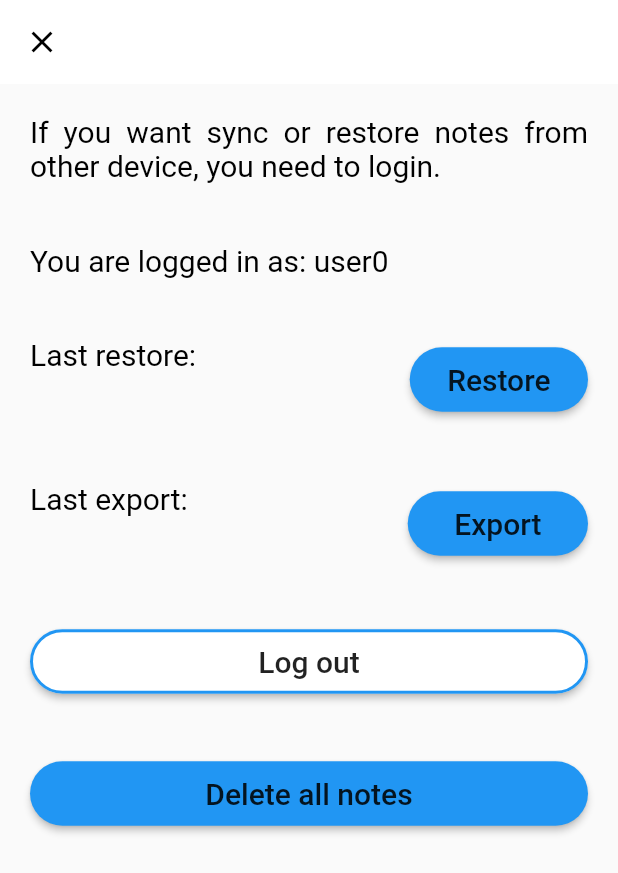
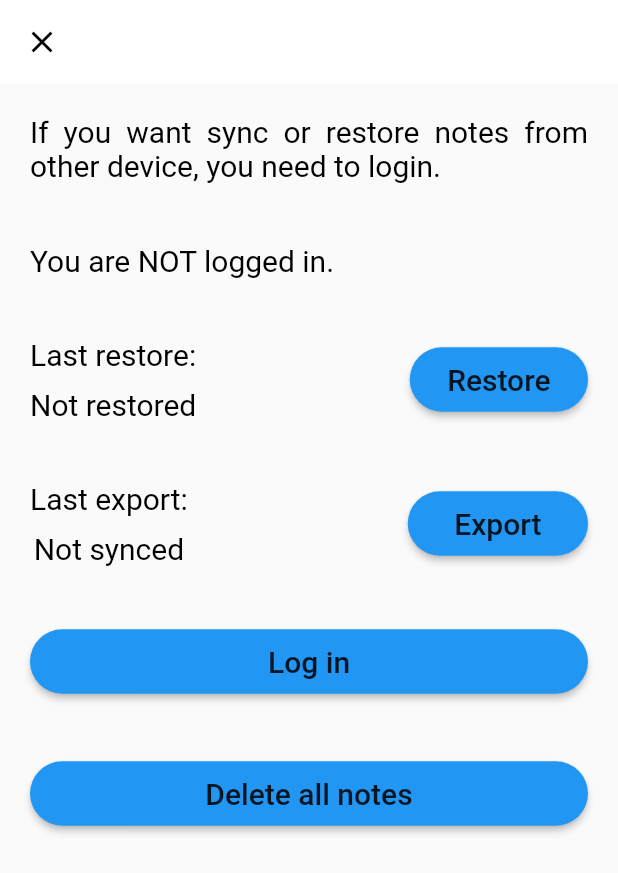
Before and after one commit to inowakowski/note_app_cdv, a Flutter app: the SettingsPage screen opened directly with empty values, after a tap on "Export", on a phone screen of 412 x 824 dp. Shown: the top 873 px of the screen. Run offline on Flutter 3.47's test engine with Material 2 defaults, Android fonts, the phone set to English and light mode, and no system bars; our stand-ins replace image_picker, sqflite; missing offline and left inert: azblob; accounts and stored records are empty.

Commit message:
Save settings not work. Get username work.

```diff
--- a/lib/db_helper/db_helper.dart
+++ b/lib/db_helper/db_helper.dart
@@ -65,6 +65,7 @@ class DatabaseHelper {
       noteTable,
       note.toMap(),
     );
+    print('imgf note result: $result');
     return result;
   }
 
@@ -87,6 +88,8 @@ class DatabaseHelper {
   Future<int> deleteAll() async {
     var db = await this.database;
     int result = await db.rawDelete('DELETE FROM $noteTable');
+    db.rawDelete(
+        'DELETE FROM SQLITE_SEQUENCE SET SEQ=0 WHERE name = $noteTable');
     return result;
   }
 
--- a/lib/modal_class/settings.dart
+++ b/lib/modal_class/settings.dart
@@ -5,13 +5,13 @@ class Settings {
   bool isLogin;
   String userName;
 
-  Settings({
-    this.id,
+  Settings(
+    // this.id,
     this.restoreDate,
     this.lastSyncDate,
     this.isLogin,
     this.userName,
-  });
+  );
 
   get username => null;
 
@@ -23,7 +23,7 @@ class Settings {
     map['restore_date'] = restoreDate;
     map['last_sync_date'] = lastSyncDate;
     map['is_login'] = isLogin;
-    map['user_name'] = userName;
+    map['username'] = userName;
     return map;
   }
 
@@ -32,6 +32,6 @@ class Settings {
     this.restoreDate = map['restore_date'];
     this.lastSyncDate = map['last_sync_date'];
     this.isLogin = map['is_login'];
-    this.userName = map['user_name'];
+    this.userName = map['username'];
   }
 }
--- a/lib/screens/settings_page.dart
+++ b/lib/screens/settings_page.dart
@@ -16,11 +16,13 @@ class SettingsPage extends StatefulWidget {
   final String appBarTitle;
   final Settings settings;
 
-  SettingsPage(this.settings, this.appBarTitle);
+  // SettingsPage(this.appBarTitle, {String title});
+  SettingsPage(this.settings, this.appBarTitle, {String title});
 
   @override
   State<StatefulWidget> createState() {
     return SettingsPageState(this.settings, this.appBarTitle);
+    // return SettingsPageState(this.appBarTitle);
   }
 }
 
@@ -36,22 +38,42 @@ class SettingsPageState extends State<SettingsPage> {
   String restoreDate;
   Color statusColor;
   Color restoreColor;
-  String username = '/user0';
+  String username;
+  int countSettings = 0;
 
   SettingsPageState(this.settings, this.appBarTitle);
-  var isLogIn = true;
+  // SettingsPageState(this.appBarTitle);
+
+  bool isLogIn = false;
 
   @override
   Widget build(BuildContext context) {
-    if (settingsList == null) {
-      settingsList = [];
+    // if (settingsList == null) {
+    //   settingsList = [];
+    //   updateSettingsList();
+    // }
+
+    // if (username != null) {
+    //   settings.userName = username;
+    // } else {
+    //   username = settings.userName;
+    // }
+
+    if (isLogIn != null) {
+      settings.isLogin = this.isLogIn;
+    } else {
+      this.isLogIn = settings.isLogin;
     }
+    settingsHelper.insert(settings);
 
-    print('IMGF id settings: ' + settings.id.toString());
-    print('IMGF restoreDate: ' + settings.restoreDate.toString());
-    print('IMGF lastSyncDate: ' + settings.lastSyncDate);
-    print('IMGF username: ' + settings.username.toString());
-    print('IMGF isLogin: ' + settings.isLogin.toString());
+    // print('imgf settings id: ' + settings.id.toString());
+    print('imgf settings lastSync: ' + settings.lastSyncDate);
+    print('imgf settings restore: ' + settings.restoreDate);
+    print('imgf settings username: ' + settings.userName);
+    print('imgf settings isLogin: ' + settings.isLogin.toString());
+
+    // print('imgf count: ' + countSettings.toString());'
+    // print('imgf settings length: ' + settingsList.length.toString());
 
     final brightness = Theme.of(context).brightness;
     bool isDarkMode = brightness == Brightness.dark;
@@ -75,7 +97,8 @@ class SettingsPageState extends State<SettingsPage> {
                   moveToLastScreen();
                 }),
           ),
-          body: ListView(
+          body: Container(
+            child: ListView(
               children: <Widget>[
                 Padding(
                   padding: EdgeInsets.all(20.0),
@@ -86,12 +109,7 @@ class SettingsPageState extends State<SettingsPage> {
                 ),
                 Padding(
                   padding: EdgeInsets.all(20.0),
-                child: Text(
-                  isLogIn
-                      ? 'You are logged in as: ' + username.replaceAll('/', '')
-                      : 'You are not logged in',
-                  textAlign: TextAlign.justify,
-                ),
+                  child: _getUserName(),
                 ),
                 Row(
                   mainAxisAlignment: MainAxisAlignment.spaceBetween,
@@ -110,7 +128,8 @@ class SettingsPageState extends State<SettingsPage> {
                           _getRestoreDate(),
                           // Text(
                           //   isLogIn
-                        //       ? settings.restoreDate ?? 'Not restored'
+                          //       ? settingsList[0].restoreDate ??
+                          //           'Not restored'
                           //       : 'Not logged in',
                           //   style: TextStyle(color: restoreColor),
                           //   overflow: TextOverflow.ellipsis,
@@ -159,7 +178,7 @@ class SettingsPageState extends State<SettingsPage> {
                           _getLastSyncDate()
                           // Text(
                           //   isLogIn
-                        //       ? settings.lastSyncDate ?? 'Not synced'
+                          //       ? settingsList[0].lastSyncDate ?? 'Not synced'
                           //       : 'Not logged in',
                           //   style: TextStyle(color: statusColor),
                           //   overflow: TextOverflow.ellipsis,
@@ -193,33 +212,7 @@ class SettingsPageState extends State<SettingsPage> {
                 ),
                 Padding(
                     padding: const EdgeInsets.all(20.0),
-                child: MaterialButton(
-                  onPressed: () {
-                    isLogIn ? logOutAction() : logInAction(context);
-                  },
-                  child: Padding(
-                    padding: const EdgeInsets.all(5.0),
-                    child: Text(
-                      isLogIn ? 'Log out' : 'Log in',
-                      style: Theme.of(context).textTheme.headline6,
-                    ),
-                  ),
-                  color: isLogIn
-                      ? isDarkMode
-                          ? Colors.grey[850]
-                          : Colors.white
-                      : Colors.blue,
-                  padding: EdgeInsets.all(5.0),
-                  splashColor: Colors.blueAccent,
-                  shape: isLogIn
-                      ? RoundedRectangleBorder(
-                          borderRadius: BorderRadius.circular(300.0),
-                          side: BorderSide(color: Colors.blue, width: 2.0),
-                        )
-                      : RoundedRectangleBorder(
-                          borderRadius: BorderRadius.circular(300.0)),
-                ),
-              ),
+                    child: _logInButton(isDarkMode)),
                 Padding(
                   padding: const EdgeInsets.all(20.0),
                   child: MaterialButton(
@@ -243,19 +236,61 @@ class SettingsPageState extends State<SettingsPage> {
                 ),
               ],
             ),
+          ),
         ));
+  }
+
+  Widget _logInButton(bool isDarkMode) {
+    if (isLogIn) {
+      return MaterialButton(
+          onPressed: () {
+            logOutAction();
+          },
+          child: Padding(
+            padding: const EdgeInsets.all(5.0),
+            child: Text(
+              'Log out',
+              style: Theme.of(context).textTheme.headline6,
+            ),
+          ),
+          color: isDarkMode ? Colors.grey[850] : Colors.white,
+          padding: EdgeInsets.all(5.0),
+          splashColor: Colors.blueAccent,
+          shape: RoundedRectangleBorder(
+            borderRadius: BorderRadius.circular(300.0),
+            side: BorderSide(color: Colors.blue, width: 2.0),
+          ));
+    } else {
+      return MaterialButton(
+        onPressed: () {
+          logInAction(context);
+        },
+        child: Padding(
+          padding: const EdgeInsets.all(5.0),
+          child: Text(
+            'Log in',
+            style: Theme.of(context).textTheme.headline6,
+          ),
+        ),
+        color: Colors.blue,
+        padding: EdgeInsets.all(5.0),
+        splashColor: Colors.blueAccent,
+        shape:
+            RoundedRectangleBorder(borderRadius: BorderRadius.circular(300.0)),
+      );
+    }
   }
 
   Widget _getLastSyncDate() {
     // if (settingsList[0].isLogin == 'true') {}
-    if (settings.lastSyncDate == null) {
+    if (this.countSettings == 0) {
       return Text(
         'Not synced',
         style: TextStyle(color: statusColor),
       );
     } else {
       return Text(
-        settings.lastSyncDate.replaceAll(' | ', '\n'),
+        settingsList[0].lastSyncDate.replaceAll(' | ', '\n'),
         style: TextStyle(color: statusColor),
         overflow: TextOverflow.ellipsis,
       );
@@ -264,7 +299,7 @@ class SettingsPageState extends State<SettingsPage> {
 
   Widget _getRestoreDate() {
     // if (settingsList[0].isLogin == 'true') {}
-    if (settings.restoreDate == null) {
+    if (this.countSettings == 0) {
       return Text(
         'Not restored',
         style: TextStyle(color: restoreColor),
@@ -277,15 +312,32 @@ class SettingsPageState extends State<SettingsPage> {
   }
 
   Widget _getUserName() {
-    if (settings.userName == null) {
+    if (this.isLogIn == false) {
       return Text(
-        'Not logged in',
+        'You are NOT logged in.',
         style: TextStyle(color: statusColor),
+      );
+    } else if (this.isLogIn == true) {
+      return Text(
+        // 'You are logged in as: test',
+        'You are logged in as: \n' + settings.userName,
+        textAlign: TextAlign.justify,
       );
     }
   }
 
-  void moveToLastScreen() {
+  void moveToLastScreen() async {
+    // try {
+    //   if (settings.id != null) {
+    //     await settingsHelper.update(settings);
+    //   } else {
+    //     await settingsHelper.insert(settings);
+    //   }
+    // } catch (e) {
+    //   print(e);
+    // }
+    _saveSettings();
+
     Navigator.pop(context, true);
   }
 
@@ -314,7 +366,7 @@ class SettingsPageState extends State<SettingsPage> {
           'DefaultEndpointsProtocol=https;AccountName=notterprojectuser;AccountKey=ugCVzp4ihOOjoHtZzv9OhYbWpaeLl2Vv3hJ5Vt1y12e0I2NAxIQsSXelVE45Rm13UkwwKHJKT+9dIyh1TCYTHA==;EndpointSuffix=core.windows.net');
 
       await storage.putBlob(
-        '/$container$username/$fileName',
+        '/$container/$username/$fileName',
         body: content,
       );
 
@@ -322,9 +374,9 @@ class SettingsPageState extends State<SettingsPage> {
           ' | ' +
           DateFormat.jms().format(DateTime.now());
       _saveLastSyncDate(lastSyncDateDB);
+
       setState(() {
         lastSyncDate = lastSyncDateDB.replaceAll(' | ', '\n');
-        print('IMGF state: $lastSyncDateDB - $lastSyncDate');
 
         statusColor = Colors.green[600];
       });
@@ -345,6 +397,7 @@ class SettingsPageState extends State<SettingsPage> {
   }
 
 //restore from Azure
+
   HttpClient httpClient = new HttpClient();
 
   void restoreFromAzure(String username) async {
@@ -382,13 +435,14 @@ class SettingsPageState extends State<SettingsPage> {
       var restoreStateDB = DateFormat.yMMMd().format(DateTime.now()) +
           ' | ' +
           DateFormat.jms().format(DateTime.now());
-      _saveRestoreDate(restoreStateDB);
+      // _saveRestoreDate(restoreStateDB);
+
       setState(() async {
-        settingsList[0].restoreDate = restoreStateDB.replaceAll(' | ', '\n');
+        settings.restoreDate = restoreStateDB.replaceAll(' | ', '\n');
+        this.restoreDate = restoreStateDB.replaceAll(' | ', '\n');
 
         restoreColor = Colors.green[600];
       });
-      restoreColor = Colors.green[600];
     } on HttpException catch (ex) {
       setState(() {
         restoreDate = 'Http Exception';
@@ -406,40 +460,96 @@ class SettingsPageState extends State<SettingsPage> {
 
   void _saveRestoreDate(String state) async {
     try {
-      if (settingsList[0].id != null) {
-        await settingsHelper.updateRestoreDate(state, settingsList[0].id);
+      if (settings.id != null) {
+        await settingsHelper.updateRestoreDate(state, settings.id);
       } else {
         await settingsHelper.insertRestoreDate(state);
       }
     } catch (e) {
-      print('IMGF RD: $e');
+      print(e);
     }
   }
 
   void _saveLastSyncDate(String state) async {
+    // try {
+    //   if (settings.id != null) {
+    //     await settingsHelper.updateLastSyncDate(state, settings.id);
+    //   } else {
+    //     await settingsHelper.insertLastSyncDate(state);
+    //   }
+    // } catch (e) {
+    //   print('IMGF LSD: $e');
+    // }
+    // settings.lastSyncDate = state;
+  }
+
+  void _saveSettings() async {
     try {
-      if (settingsList[0].id != null) {
-        await settingsHelper.updateLastSyncDate(state, settingsList[0].id);
+      if (settings.id != null) {
+        await settingsHelper.update(settings);
+        print('IMGF saved updated' + settings.toString());
       } else {
-        await settingsHelper.insertLastSyncDate(state);
+        await settingsHelper.insert(settings);
+        print('IMGF saved inserted' + settings.toString());
       }
+      print('IMGF saved');
     } catch (e) {
-      print('IMGF LSD: $e');
+      print('IMGF SS: $e');
     }
   }
 
   //TODO: Add a function to logout
-  logOutAction() {}
+  logOutAction() {
+    final snackBar = SnackBar(
+      content: const Text(
+        'Log out successfully',
+        style: TextStyle(color: Colors.white),
+      ),
+    );
+    ScaffoldMessenger.of(context).showSnackBar(snackBar);
+
+    setState(() {
+      settings.isLogin = false;
+      this.isLogIn = false;
+      settings.userName = '';
+      this.username = '';
+    });
+  }
 
   void logInAction(BuildContext context) async {
-    Navigator.push(
+    var result = await Navigator.push(
       context,
       MaterialPageRoute(
         builder: (context) => LogInPage('Log in'),
       ),
     );
+
+    if (result[0] == true) {
+      setState(() {
+        settings.isLogin = true;
+        this.isLogIn = true;
+        settings.userName = result[1];
+      });
+    } else {
+      setState(() {
+        settings.isLogin = false;
+        this.isLogIn = false;
+      });
+      // updateSettingsList();
     }
-
-  //TODO: Add a function to check if the user is logged in or not.
-  logInCheck() {}
+    if (settings.id != 0) {
+      await settingsHelper.updateIsLogin(this.isLogIn, settings.id);
+      print('IMGF: updateIsLogin');
+      await settingsHelper.updateUsername(this.username, settings.id);
+      print('IMGF: updateUsername');
+      // updateSettingsList();
+    } else {
+      await settingsHelper.insertIsLogin(this.isLogIn, 1);
+      print('IMGF: insertIsLogin');
+      await settingsHelper.insertUsername(this.username, 1);
+      print('IMGF: insertUsername');
     }
+    // updateSettingsList();
+    print('IMGF: updateSettingsList');
+  }
+}
```
Also changed, not shown: lib/db_helper/db_settings.dart (+44 -24 lines), lib/screens/login_page.dart (+14 -4 lines), lib/screens/note_list.dart (+16 -15 lines). Lines whose indentation alone changed are shown as unchanged.
